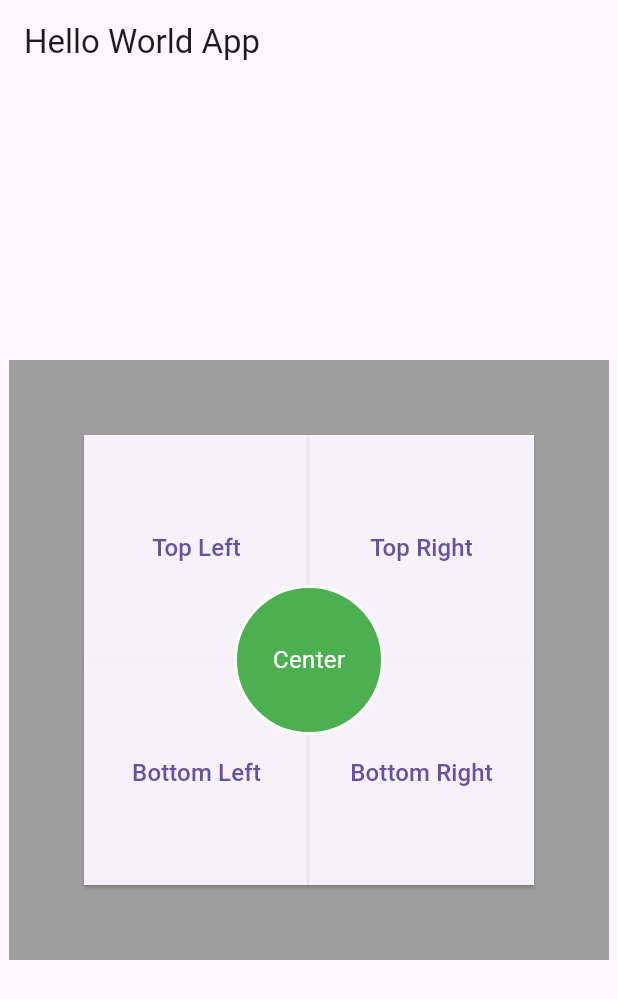
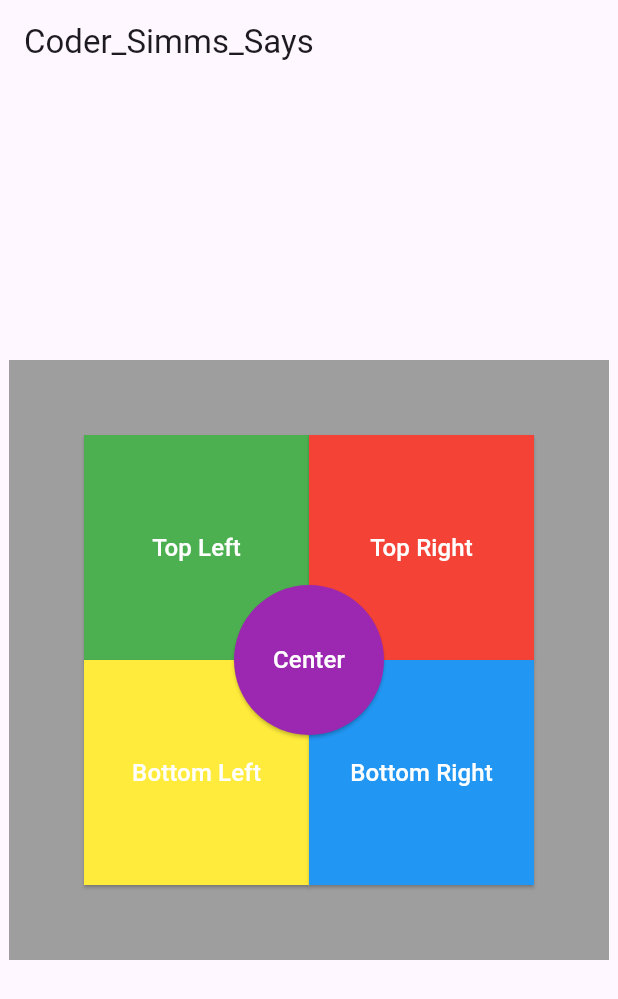
Before and after one commit to JasonSimms/simms_says, a Flutter app: the screen it shows after launch, on a phone screen of 412 x 824 dp. Shown: the top 999 px of the screen. Run offline on Flutter 3.47's test engine with Material 3 defaults, Android fonts, the phone set to English and light mode, and no system bars; our stand-ins replace logger.

Commit message:
fixed button colors

```diff
--- a/lib/main.dart
+++ b/lib/main.dart
@@ -11,7 +11,7 @@ class MyApp extends StatelessWidget {
     return MaterialApp(
       home: Scaffold(
         appBar: AppBar(
-          title: const Text('Hello World App'),
+          title: const Text('Coder_Simms_Says'),
         ),
         body: Center(
           child: Container(
--- a/lib/widgets/game_board.dart
+++ b/lib/widgets/game_board.dart
@@ -24,11 +24,11 @@ class GameBoard extends StatelessWidget {
                     // mainAxisAlignment: MainAxisAlignment.spaceEvenly,
                     children: [
                       Expanded(
-                          child: _buildButton(
-                              'Top Left', 'Top Left button pressed')),
+                          child: _buildButton('Top Left',
+                              'Top Left button pressed', Colors.green)),
                       Expanded(
-                          child: _buildButton(
-                              'Top Right', 'Top Right button pressed')),
+                          child: _buildButton('Top Right',
+                              'Top Right button pressed', Colors.red)),
                     ],
                   ),
                 ),
@@ -37,11 +37,11 @@ class GameBoard extends StatelessWidget {
                     // mainAxisAlignment: MainAxisAlignment.spaceEvenly,
                     children: [
                       Expanded(
-                          child: _buildButton(
-                              'Bottom Left', 'Bottom Left button pressed')),
+                          child: _buildButton('Bottom Left',
+                              'Bottom Left button pressed', Colors.yellow)),
                       Expanded(
-                          child: _buildButton(
-                              'Bottom Right', 'Bottom Right button pressed')),
+                          child: _buildButton('Bottom Right',
+                              'Bottom Right button pressed', Colors.blue)),
                     ],
                   ),
                 ),
@@ -50,8 +50,7 @@ class GameBoard extends StatelessWidget {
             Positioned(
               top: 100.0, // Center the circle vertically
               left: 100.0, // Center the circle horizontally
-              child:
-                  _buildCenterButton('Center', 'Center button pressed', 100.0),
+              child: _buildCenterButton('Center', 'Center button pressed'),
             ),
           ],
         ),
@@ -59,46 +58,41 @@ class GameBoard extends StatelessWidget {
     );
   }
 
-  Widget _buildButton(String label, String logMessage, [double size = 100.0]) {
+  Widget _buildButton(String label, String logMessage, MaterialColor color) {
     return ElevatedButton(
       onPressed: () => logger.d(logMessage),
       style: ElevatedButton.styleFrom(
-        // primary: Colors.blue, // Uncomment if you want to set the background color
-        // onPrimary: Colors.white, // Uncomment if you want to set the text color
-        fixedSize: Size(200, 200),
-        shape: RoundedRectangleBorder(
+        foregroundColor: Colors.white,
+        backgroundColor: color, // Uncomment if you want to set the text color
+        fixedSize: const Size(200, 200),
+        shape: const RoundedRectangleBorder(
             borderRadius: BorderRadius.zero), // Makes the button square
         // padding: EdgeInsets.all(
         //     size / 4), // Adjusts the padding to fit the square shape
       ),
       child: Text(
         label,
-        style: TextStyle(fontSize: 16),
+        style: const TextStyle(fontSize: 16),
       ),
     );
   }
 
   Widget _buildCenterButton(String label, String logMessage,
       [double size = 100.0]) {
-    return GestureDetector(
-      onTap: () => logger.d(logMessage),
-      child: Container(
-        width: size,
-        height: size,
-        decoration: BoxDecoration(
-          shape: BoxShape.circle,
-          color: Colors.green,
-          border: Border.all(
-            color: Colors.white, // Border color
-            width: 2.0, // Border width
-          ),
-        ),
-        child: Center(
-          child: Text(
-            label,
-            style: TextStyle(color: Colors.white, fontSize: 16),
-          ),
-        ),
+    return ElevatedButton(
+      onPressed: () => logger.d(logMessage),
+      style: ElevatedButton.styleFrom(
+        foregroundColor: Colors.white,
+        backgroundColor:
+            Colors.purple, // Uncomment if you want to set the text color
+        fixedSize: const Size(100, 100),
+        shape: const CircleBorder(), // Makes the button square
+        // padding: EdgeInsets.all(
+        //     size / 4), // Adjusts the padding to fit the square shape
+      ),
+      child: Text(
+        label,
+        style: const TextStyle(fontSize: 16),
       ),
     );
   }
```
